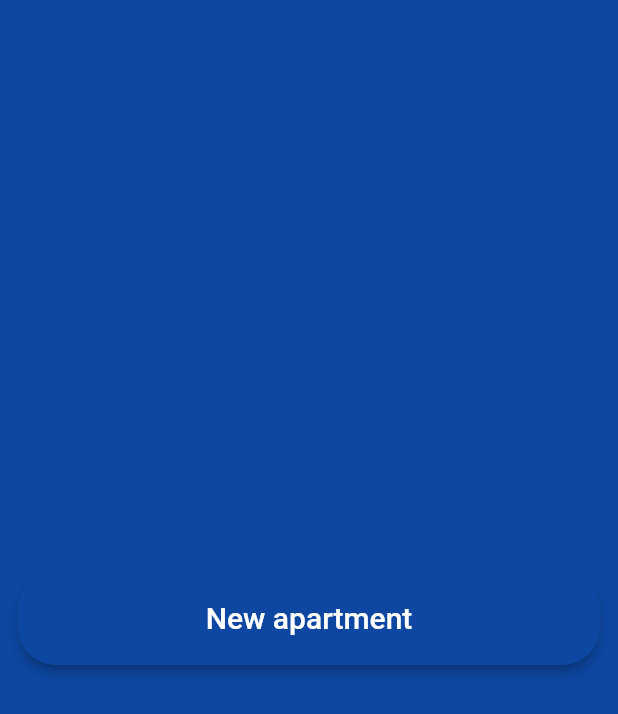
After one commit to RonnyK36/finder, a Flutter app: the AddApartment screen opened directly, after a tap on "New apartment", on a phone screen of 412 x 824 dp. The commit adds this screen. Shown: the top 714 px of the screen. Run offline on Flutter 3.47's test engine with Material 2 defaults, Android fonts, the phone set to English and light mode, and no system bars; our stand-ins replace carousel_slider, cloud_firestore, firebase_auth, firebase_core, flutter_spinkit, flutter_svg and 2 more; accounts and stored records are empty; Roboto replaces fonts that are missing (Ubuntu).

Commit message:
Working on models

```diff
--- /dev/null
+++ b/lib/models/apartments.dart
@@ -0,0 +1,24 @@
+class Apartment {
+  final String apartmentId;
+  final String name;
+  final String description;
+  final String location;
+  final String price;
+  Apartment({
+    required this.apartmentId,
+    required this.name,
+    required this.description,
+    required this.location,
+    required this.price,
+  });
+
+  Map<String, dynamic> toMap() {
+    return {
+      'apartmentId': apartmentId,
+      'name': name,
+      'description': description,
+      'location': location,
+      'price': price,
+    };
+  }
+}
--- /dev/null
+++ b/lib/services/database.dart
@@ -0,0 +1,17 @@
+import 'package:cloud_firestore/cloud_firestore.dart';
+import 'package:finder/models/apartments.dart';
+
+abstract class Database {
+  Future<void> createJob(Apartment apartment);
+}
+
+class FirestoreDatabase implements Database {
+  final String uid;
+  FirestoreDatabase({required this.uid});
+
+  Future<void> createJob(Apartment apartment) async {
+    final path = '/apartments/$uid/apartment_123';
+    final docReference = FirebaseFirestore.instance.doc(path);
+    await docReference.set(apartment.toMap());
+  }
+}
--- /dev/null
+++ b/lib/views/screens/add_apartments.dart
@@ -0,0 +1,43 @@
+import 'package:finder/models/apartments.dart';
+import 'package:finder/services/database.dart';
+import 'package:finder/widgets/reusable_button.dart';
+import 'package:flutter/material.dart';
+import 'package:provider/provider.dart';
+
+class AddApartment extends StatefulWidget {
+  const AddApartment({Key? key}) : super(key: key);
+
+  @override
+  _AddApartmentState createState() => _AddApartmentState();
+}
+
+class _AddApartmentState extends State<AddApartment> {
+  Future<void> _createApartment(context) async {
+    final database = Provider.of<Database>(context);
+    await database.createJob(
+      Apartment(
+          apartmentId: 'apart_1',
+          name: 'Haven House',
+          description: 'Spacious rooms',
+          location: 'Munene',
+          price: '6500'),
+    );
+  }
+
+  @override
+  Widget build(BuildContext context) {
+    return Scaffold(
+        body: Container(
+      child: Column(
+        mainAxisAlignment: MainAxisAlignment.center,
+        children: [
+          reusableButton(
+            context,
+            onPressed: () => _createApartment(context),
+            label: 'New apartment',
+          ),
+        ],
+      ),
+    ));
+  }
+}
--- a/lib/views/screens/search.dart
+++ b/lib/views/screens/search.dart
@@ -15,7 +15,7 @@ class Search extends StatefulWidget {
 class _SearchState extends State<Search> {
   Future<QuerySnapshot>? landlordResults;
   searchLandlord(query) async {
-    final QuerySnapshot landlords = await landLordsRef
+    QuerySnapshot landlords = await landLordsRef
         .where('userMode', isGreaterThanOrEqualTo: query)
         .get();
     landlords.docs.forEach((DocumentSnapshot element) {
@@ -23,7 +23,7 @@ class _SearchState extends State<Search> {
     });
 
     setState(() {
-      landlordResults = landlords as Future<QuerySnapshot<Object?>>?;
+      // landlordResults = landlords;
     });
   }
 
@@ -66,7 +66,7 @@ class _SearchState extends State<Search> {
             // snapshot.data!.documents.forEach((doc) {});
             print(snapshot.data.toString());
             print(snapshot.data);
-            print('Done executing future builder');
+            print('Done executing future');
 
             return ListView(
               children: landlordResult,
```
Also changed, not shown: lib/controllers/auth_controllers.dart (+1 -23 lines), lib/main.dart (+7 -2 lines), lib/models/users.dart (+10 -8 lines), lib/views/screens/bottom_navigation.dart (+24 -15 lines), lib/views/screens/profile_page.dart (+13 -6 lines), pubspec.yaml (+5 -5 lines), pubspec.lock.
